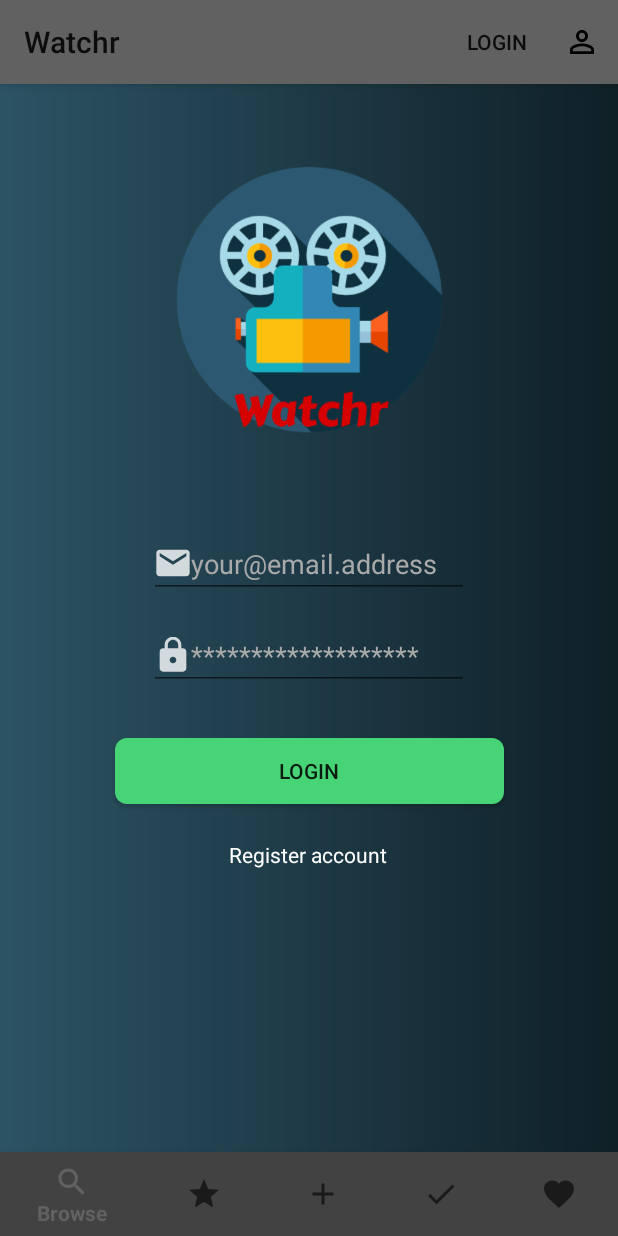
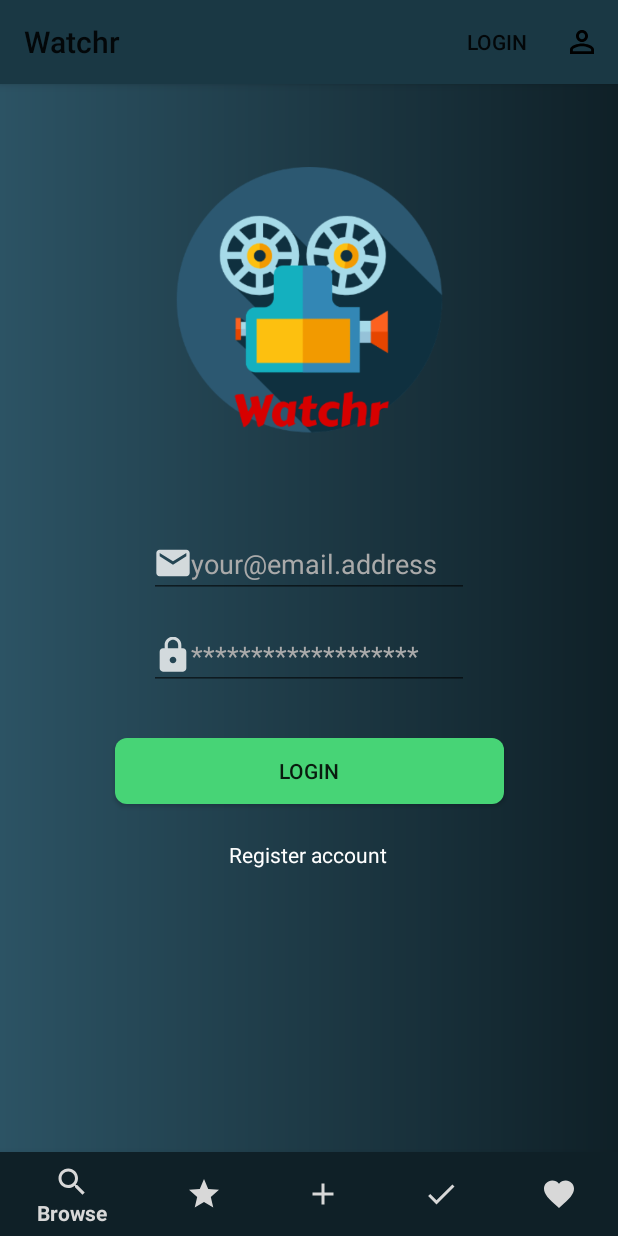
Before and after one commit to ALX99/Watchr, an Android app: the LoginFragment screen opened through its navigation route, on a phone screen of 412 x 824 dp. Run offline under Robolectric (Android 15) with nearby library versions, the light colour scheme and no system bars; our stand-ins replace ButterKnife, navigation-ui.

Commit message:
Design on movie list

```diff
--- a/app/src/main/java/ipren/watchr/activities/MovieListAdapter.java
+++ b/app/src/main/java/ipren/watchr/activities/MovieListAdapter.java
@@ -53,9 +53,9 @@ public class MovieListAdapter extends RecyclerView.Adapter<MovieListAdapter.Movi
      */
     @Override
     public void onBindViewHolder(@NonNull MovieListAdapter.MovieViewHolder holder, int position) {
-        ImageView image = holder.itemView.findViewById(R.id.imageView);
-        TextView title = holder.itemView.findViewById(R.id.title);
-        TextView overview = holder.itemView.findViewById(R.id.overview);
+        ImageView image = holder.itemView.findViewById(R.id.movieImage);
+        TextView title = holder.itemView.findViewById(R.id.movieTitle);
+        TextView overview = holder.itemView.findViewById(R.id.movieOverview);
 
         title.setText(movieList.get(position).title);
         overview.setText(movieList.get(position).overview);
--- a/app/src/main/res/drawable/ic_favorites.xml
+++ b/app/src/main/res/drawable/ic_favorites.xml
@@ -1,7 +1,7 @@
 <vector xmlns:android="http://schemas.android.com/apk/res/android"
     android:width="24dp"
     android:height="24dp"
-    android:tint="#FFFFFF"
+    android:tint="@color/text"
     android:viewportWidth="24.0"
     android:viewportHeight="24.0">
     <path
--- /dev/null
+++ b/app/src/main/res/drawable/ic_remove.xml
@@ -0,0 +1,5 @@
+<vector android:height="24dp" android:tint="#FFFFFF"
+    android:viewportHeight="24.0" android:viewportWidth="24.0"
+    android:width="24dp" xmlns:android="http://schemas.android.com/apk/res/android">
+    <path android:fillColor="#FF000000" android:pathData="M7,11v2h10v-2L7,11zM12,2C6.48,2 2,6.48 2,12s4.48,10 10,10 10,-4.48 10,-10S17.52,2 12,2zM12,20c-4.41,0 -8,-3.59 -8,-8s3.59,-8 8,-8 8,3.59 8,8 -3.59,8 -8,8z"/>
+</vector>
--- a/app/src/main/res/drawable/ic_watch_later.xml
+++ b/app/src/main/res/drawable/ic_watch_later.xml
@@ -1,7 +1,7 @@
 <vector xmlns:android="http://schemas.android.com/apk/res/android"
     android:width="24dp"
     android:height="24dp"
-    android:tint="#FFFFFF"
+    android:tint="@color/text"
     android:viewportWidth="24.0"
     android:viewportHeight="24.0">
     <path
--- a/app/src/main/res/drawable/ic_watched.xml
+++ b/app/src/main/res/drawable/ic_watched.xml
@@ -1,7 +1,7 @@
 <vector xmlns:android="http://schemas.android.com/apk/res/android"
     android:width="24dp"
     android:height="24dp"
-    android:tint="#FFFFFF"
+    android:tint="@color/text"
     android:viewportWidth="24.0"
     android:viewportHeight="24.0">
     <path
--- a/app/src/main/res/layout/activity_main.xml
+++ b/app/src/main/res/layout/activity_main.xml
@@ -6,14 +6,13 @@
     android:layout_height="match_parent"
     tools:context=".activities.MainActivity">
 
-    <!--    <androidx.appcompat.widget.Toolbar-->
-    <!--    .../>-->
-
     <com.google.android.material.bottomnavigation.BottomNavigationView
         android:id="@+id/bottom_nav"
         android:layout_width="match_parent"
         android:layout_height="wrap_content"
         app:itemBackground="@color/colorPrimaryDark"
+        app:itemIconTint="@color/text"
+        app:itemTextColor="@color/text"
         app:layout_constraintBottom_toBottomOf="parent"
         app:layout_constraintEnd_toEndOf="parent"
         app:layout_constraintStart_toStartOf="parent"
--- a/app/src/main/res/layout/fragment_browse.xml
+++ b/app/src/main/res/layout/fragment_browse.xml
@@ -9,7 +9,8 @@
 
     <androidx.constraintlayout.widget.ConstraintLayout
         android:layout_width="match_parent"
-        android:layout_height="match_parent">
+        android:layout_height="match_parent"
+        android:background="@drawable/gradient">
 
 
         <androidx.recyclerview.widget.RecyclerView
--- a/app/src/main/res/layout/fragment_login.xml
+++ b/app/src/main/res/layout/fragment_login.xml
@@ -14,7 +14,7 @@
 
         <ImageView
             android:contentDescription="App logo"
-            android:id="@+id/imageView"
+            android:id="@+id/movieImage"
             android:layout_width="239dp"
             android:layout_height="190dp"
             android:layout_marginTop="55dp"
@@ -33,7 +33,7 @@
             app:layout_constraintBottom_toBottomOf="parent"
             app:layout_constraintEnd_toEndOf="parent"
             app:layout_constraintStart_toStartOf="parent"
-            app:layout_constraintTop_toBottomOf="@+id/imageView" />
+            app:layout_constraintTop_toBottomOf="@+id/movieImage" />
 
         <include
             android:id="@+id/login_layout"
@@ -45,7 +45,7 @@
             app:layout_constraintBottom_toBottomOf="parent"
             app:layout_constraintEnd_toEndOf="parent"
             app:layout_constraintStart_toStartOf="parent"
-            app:layout_constraintTop_toBottomOf="@+id/imageView" />
+            app:layout_constraintTop_toBottomOf="@+id/movieImage" />
 
     </androidx.constraintlayout.widget.ConstraintLayout>
 </FrameLayout>
--- a/app/src/main/res/layout/fragment_movie_details.xml
+++ b/app/src/main/res/layout/fragment_movie_details.xml
@@ -62,7 +62,7 @@
 
 
             <TextView
-                android:id="@+id/title"
+                android:id="@+id/movieTitle"
                 android:layout_width="0dp"
                 android:layout_height="wrap_content"
                 android:layout_marginTop="8dp"
@@ -82,7 +82,7 @@
                 android:layout_marginTop="4dp"
                 android:text="2019-06-26"
                 app:layout_constraintStart_toEndOf="@+id/coverCardView"
-                app:layout_constraintTop_toBottomOf="@+id/title" />
+                app:layout_constraintTop_toBottomOf="@+id/movieTitle" />
 
             <ProgressBar
                 android:id="@+id/popularity"
--- a/app/src/main/res/values/colors.xml
+++ b/app/src/main/res/values/colors.xml
@@ -1,6 +1,8 @@
 <?xml version="1.0" encoding="utf-8"?>
 <resources>
-    <color name="colorPrimary">#616161</color>
-    <color name="colorPrimaryDark">#424242</color>
-    <color name="colorAccent">#43A047</color>
+    <color name="colorPrimary">#1A3844</color>
+    <color name="colorPrimaryLight">#2c5364</color>
+    <color name="colorPrimaryDark">#0f2027</color>
+    <color name="colorAccent">#47D476</color>
+    <color name="text">#D8D8D8</color>
 </resources>
--- a/app/src/main/res/values/styles.xml
+++ b/app/src/main/res/values/styles.xml
@@ -11,10 +11,12 @@
     <style name="Title">
         <item name="android:textSize">18sp</item>
         <item name="android:textStyle">bold</item>
+        <item name="android:textColor">@color/text</item>
     </style>
 
     <style name="Text">
         <item name="android:textSize">14sp</item>
+        <item name="android:textColor">@color/text</item>
     </style>
 
 </resources>
```
Also changed, not shown: app/src/main/res/layout/item_movie.xml (+59 -14 lines).
